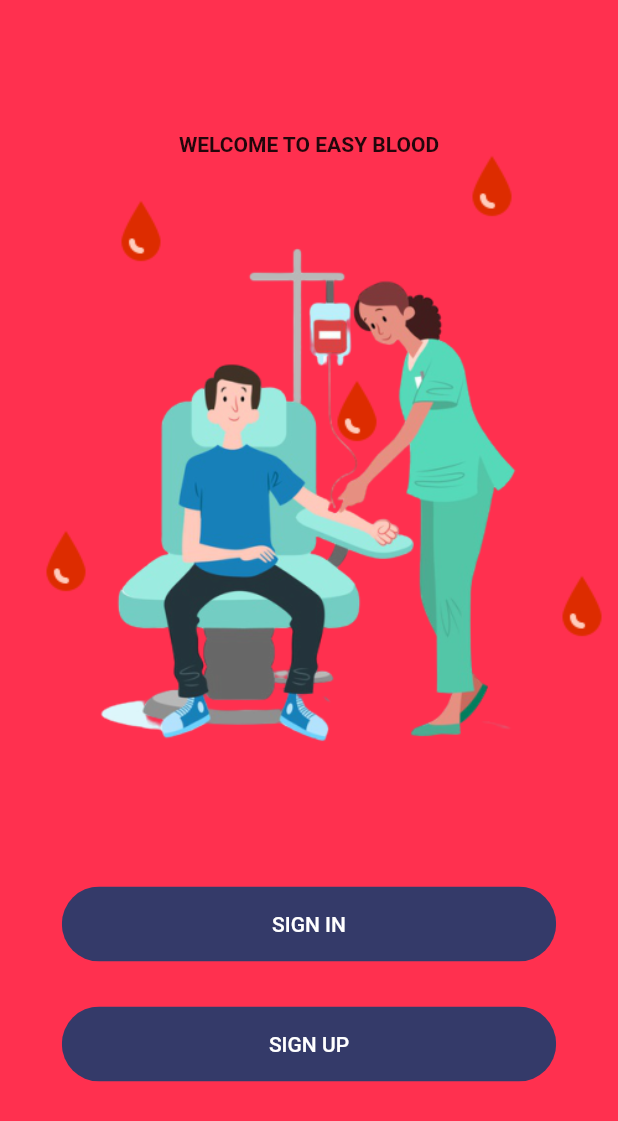
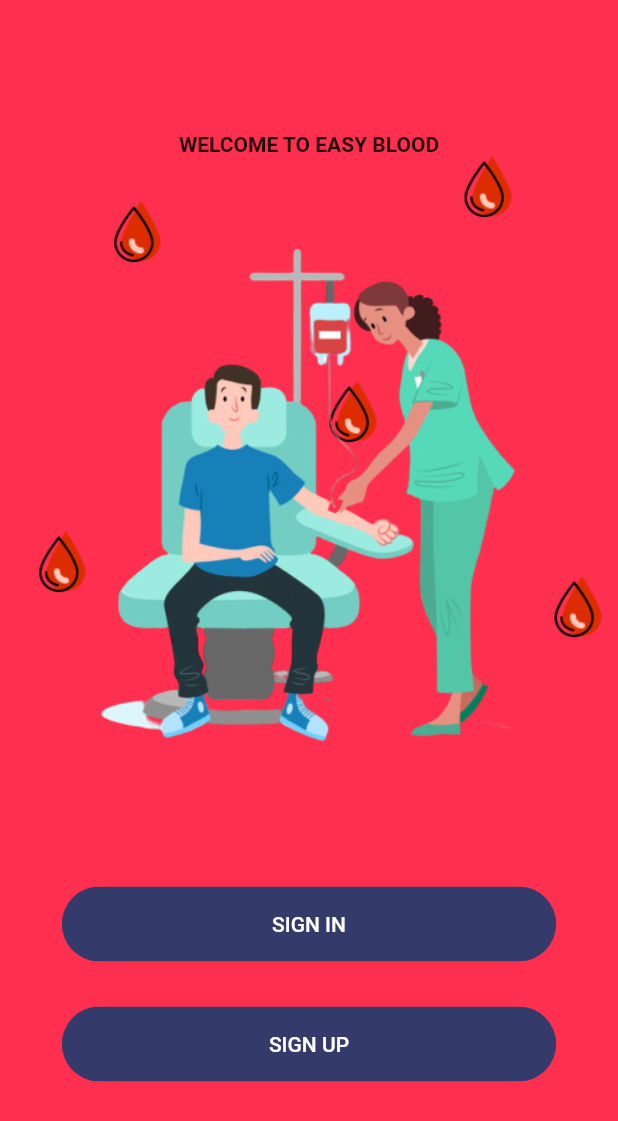
Before and after one commit to Firzan97/Blood-Donation-using-geolocation-and-rule-based-algorithm-, a Flutter app: the screen it shows after launch, on a phone screen of 412 x 824 dp. Shown: the top 1121 px of the screen. Run offline on Flutter 3.47's test engine with Material 2 defaults, Android fonts, the phone set to English and light mode, and no system bars; network calls fail.

Commit message:
update welcome interface

```diff
--- a/lib/welcome/components/background.dart
+++ b/lib/welcome/components/background.dart
@@ -25,9 +25,19 @@ class Background extends StatelessWidget {
             child: Image.asset("assets/images/bloodicon.png"),
           ),
           Positioned(
+            top: 137,
+            left: 70,
+            child: Image.asset("assets/images/bloodiconwhite.png",scale: 1.3 ,),
+          ),
+          Positioned(
             top: 350,
             left: 20,
             child: Image.asset("assets/images/bloodicon.png"),
+          ),
+          Positioned(
+            top: 357,
+            left: 20,
+            child: Image.asset("assets/images/bloodiconwhite.png",scale: 1.3 ,),
           ),
           Positioned(
             top: 250,
@@ -35,15 +45,29 @@ class Background extends StatelessWidget {
             child: Image.asset("assets/images/bloodicon.png"),
           ),
           Positioned(
+            top: 257,
+            right: 160,
+            child: Image.asset("assets/images/bloodiconwhite.png",scale: 1.3 ,),
+          ),
+          Positioned(
             top: 380,
             right: 0,
             child: Image.asset("assets/images/bloodicon.png"),
           ),
           Positioned(
+            top: 387,
+            right: 10,
+            child: Image.asset("assets/images/bloodiconwhite.png",scale: 1.3 ,),
+          ),
+          Positioned(
             top: 100,
             right: 60,
             child: Image.asset("assets/images/bloodicon.png"),
-
+          ),
+          Positioned(
+            top: 107,
+            right: 70,
+            child: Image.asset("assets/images/bloodiconwhite.png",scale: 1.3 ,),
           ),
         child,
         ],
```
Also changed, not shown: assets/images/bloodiconwhite.png (added).
